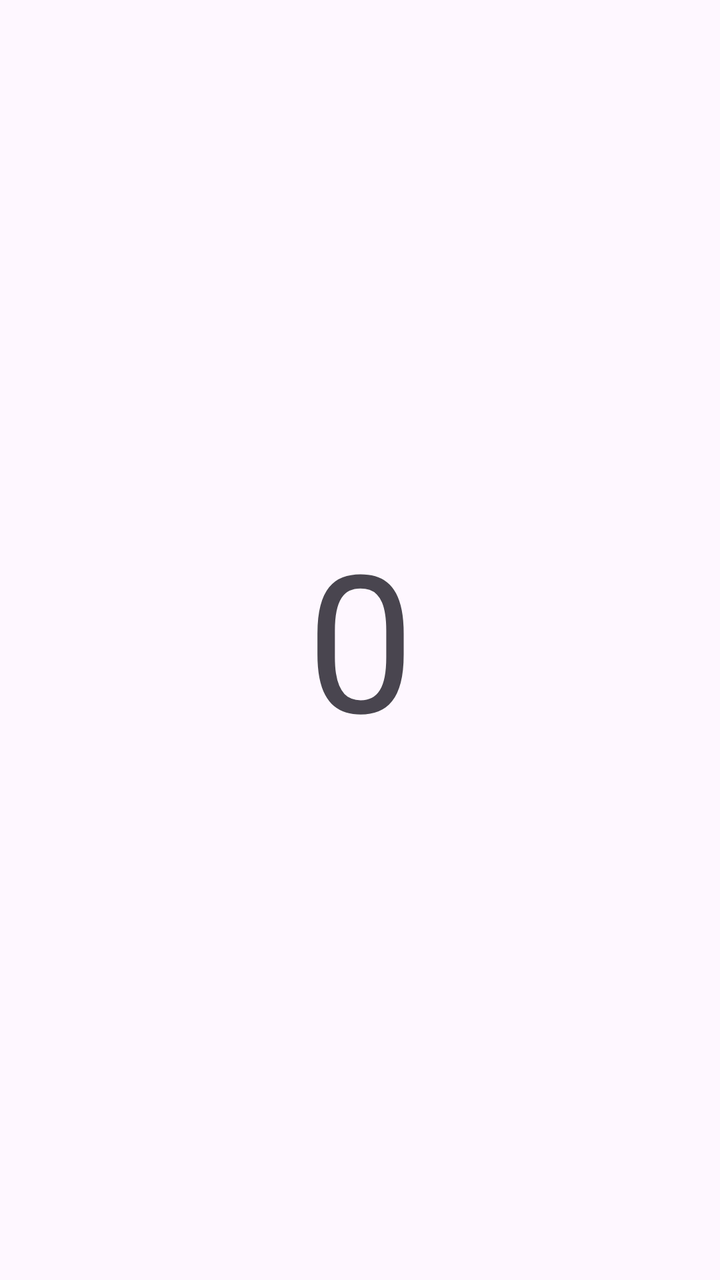
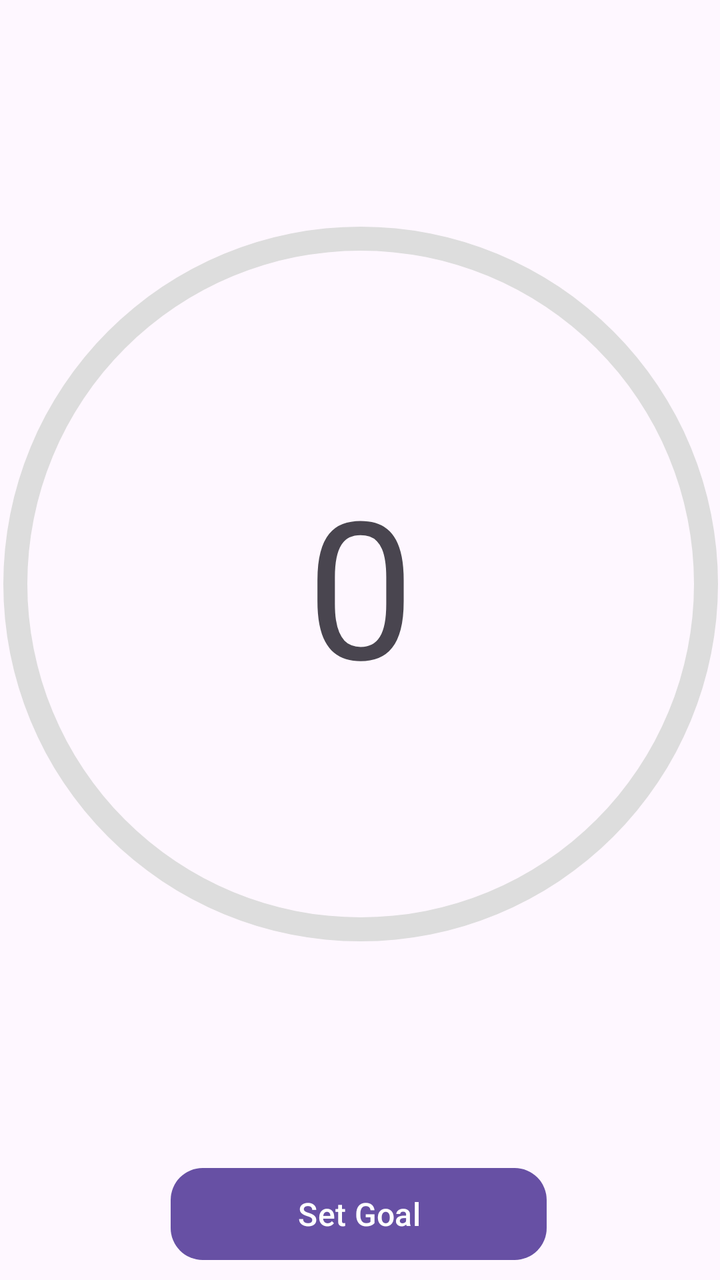

Compare the two renders of this Android layout. The source of the first and the diff that turns it into the second are given below.
<!-- AndroidManifest.xml: application theme Theme.StepCounter -->
<!-- res/layout/activity_main.xml -->
<?xml version="1.0" encoding="utf-8"?>
<androidx.constraintlayout.widget.ConstraintLayout xmlns:android="http://schemas.android.com/apk/res/android"
    xmlns:app="http://schemas.android.com/apk/res-auto"
    xmlns:tools="http://schemas.android.com/tools"
    android:layout_width="match_parent"
    android:layout_height="match_parent"
    tools:context=".MainActivity">

    <TextView
        android:id="@+id/steps"
        android:layout_width="267dp"
        android:layout_height="131dp"
        android:text="0"
        android:textAlignment="center"
        android:textSize="96sp"
        app:layout_constraintBottom_toBottomOf="parent"
        app:layout_constraintEnd_toEndOf="parent"
        app:layout_constraintStart_toStartOf="parent"
        app:layout_constraintTop_toTopOf="parent"
        tools:ignore="DuplicateIds" />

    <ProgressBar
        android:id="@+id/progressBar"
        style="?android:attr/progressBarStyle"
        android:layout_width="405dp"
        android:layout_height="441dp"
        app:layout_constraintBottom_toBottomOf="parent"
        app:layout_constraintEnd_toEndOf="parent"
        app:layout_constraintStart_toStartOf="parent"
        app:layout_constraintTop_toTopOf="parent" />

</androidx.constraintlayout.widget.ConstraintLayout>
<!-- resources referenced by this layout -->
<resources>
  <style name="Theme.StepCounter" parent="Base.Theme.StepCounter" />
  <style name="Base.Theme.StepCounter" parent="Theme.Material3.DayNight.NoActionBar">
          
          
      </style>
</resources>

<!-- the commit's change to res/layout/activity_main.xml (unified diff, before → after) -->
@@ -1,5 +1,6 @@
 <?xml version="1.0" encoding="utf-8"?>
-<androidx.constraintlayout.widget.ConstraintLayout xmlns:android="http://schemas.android.com/apk/res/android"
+<androidx.constraintlayout.widget.ConstraintLayout
+    xmlns:android="http://schemas.android.com/apk/res/android"
     xmlns:app="http://schemas.android.com/apk/res-auto"
     xmlns:tools="http://schemas.android.com/tools"
     android:layout_width="match_parent"
@@ -17,16 +18,69 @@
         app:layout_constraintEnd_toEndOf="parent"
         app:layout_constraintStart_toStartOf="parent"
         app:layout_constraintTop_toTopOf="parent"
+        app:layout_constraintVertical_bias="0.448"
         tools:ignore="DuplicateIds" />
 
     <ProgressBar
         android:id="@+id/progressBar"
-        style="?android:attr/progressBarStyle"
-        android:layout_width="405dp"
-        android:layout_height="441dp"
+        style="?android:attr/progressBarStyleHorizontal"
+        android:layout_width="500dp"
+        android:layout_height="500dp"
+        android:layout_margin="32dp"
+        android:max="5000"
+        android:progress="0"
+        android:progressDrawable="@drawable/circular_progress"
+        app:layout_constraintBottom_toTopOf="@+id/showGoalButton"
+        app:layout_constraintDimensionRatio="1:1"
+        app:layout_constraintEnd_toEndOf="parent"
+        app:layout_constraintHorizontal_bias="0.5"
+        app:layout_constraintStart_toStartOf="parent"
+        app:layout_constraintTop_toTopOf="parent"
+        app:layout_constraintVertical_bias="0.5" />
+
+    
+    <Button
+        android:id="@+id/showGoalButton"
+        android:layout_width="188dp"
+        android:layout_height="46dp"
+        android:background="@drawable/button_background"
+        android:text="Set Goal"
+        android:textColor="#FFFFFF"
+        android:textSize="16sp"
         app:layout_constraintBottom_toBottomOf="parent"
         app:layout_constraintEnd_toEndOf="parent"
+        app:layout_constraintHorizontal_bias="0.497"
         app:layout_constraintStart_toStartOf="parent"
-        app:layout_constraintTop_toTopOf="parent" />
+        app:layout_constraintTop_toBottomOf="@+id/progressBar" />
 
+    <EditText
+        android:id="@+id/goalInput"
+        android:layout_width="200dp"
+        android:layout_height="wrap_content"
+        android:hint="Enter Step Goal"
+        android:inputType="number"
+        android:background="@drawable/edittext_background"
+        android:textColor="#000000"
+        android:textSize="16sp"
+        android:padding="16dp"
+        android:visibility="gone"
+        android:layout_marginTop="16dp"
+        android:layout_marginStart="50dp"
+        app:layout_constraintTop_toBottomOf="@+id/showGoalButton"
+        app:layout_constraintStart_toStartOf="parent"/>
+
+    
+    <Button
+        android:id="@+id/setGoalButton"
+        android:layout_width="wrap_content"
+        android:layout_height="wrap_content"
+        android:text="Confirm"
+        android:textColor="#FFFFFF"
+        android:textSize="16sp"
+        android:background="@drawable/button_background"
+        android:visibility="gone"
+        android:layout_marginTop="16dp"
+        android:layout_marginStart="16dp"
+        app:layout_constraintTop_toBottomOf="@+id/showGoalButton"
+        app:layout_constraintStart_toEndOf="@+id/goalInput"/>
 </androidx.constraintlayout.widget.ConstraintLayout>
<!-- resource entries referenced after the edit -->
@@ -1,5 +1,61 @@
 <!-- resources referenced by this layout -->
 <resources>
+  <!-- drawable button_background (drawable) -->
+  <selector xmlns:android="http://schemas.android.com/apk/res/android">
+      <item android:state_pressed="true">
+          <shape android:shape="rectangle">
+              <solid android:color="#388E3C"/>
+              <corners android:radius="16dp"/>
+          </shape>
+      </item>
+      <item>
+          <shape android:shape="rectangle">
+              <solid android:color="#4CAF50"/>
+              <corners android:radius="16dp"/>
+          </shape>
+      </item>
+  </selector>
+  <!-- drawable circular_progress (drawable) -->
+  <layer-list xmlns:android="http://schemas.android.com/apk/res/android">
+  
+      
+      <item>
+          <shape
+              android:shape="ring"
+              android:thickness="12dp"
+              android:useLevel="false">
+  
+              <solid android:color="#DDDDDD"/>
+          </shape>
+      </item>
+  
+      
+      <item>
+          <rotate
+              android:fromDegrees="270"
+              android:toDegrees="270">
+  
+              <shape
+                  android:shape="ring"
+                  android:thickness="12dp"
+                  android:useLevel="true">
+  
+                  <solid android:color="#4CAF50"/>
+              </shape>
+  
+          </rotate>
+      </item>
+  
+  </layer-list>
+  <!-- drawable edittext_background (drawable) -->
+  <shape xmlns:android="http://schemas.android.com/apk/res/android"
+      android:shape="rectangle">
+      <solid android:color="#FFFFFF"/>
+      <corners android:radius="16dp"/>
+      <stroke
+          android:width="2dp"
+          android:color="#4CAF50"/>
+  </shape>
   <style name="Theme.StepCounter" parent="Base.Theme.StepCounter" />
   <style name="Base.Theme.StepCounter" parent="Theme.Material3.DayNight.NoActionBar">
           
